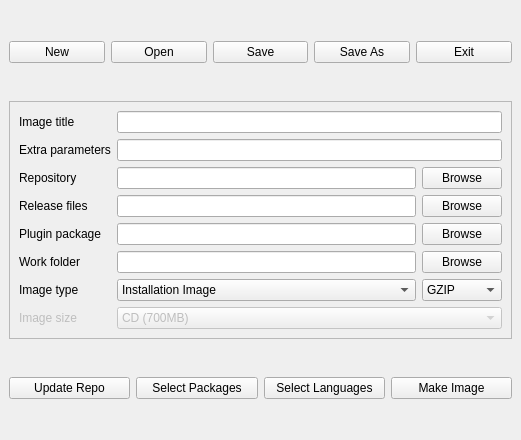
The window that kde/pardusman/gui/ui/main.ui (pars-linux/uludag) describes before a commit, drawn with Qt 5.
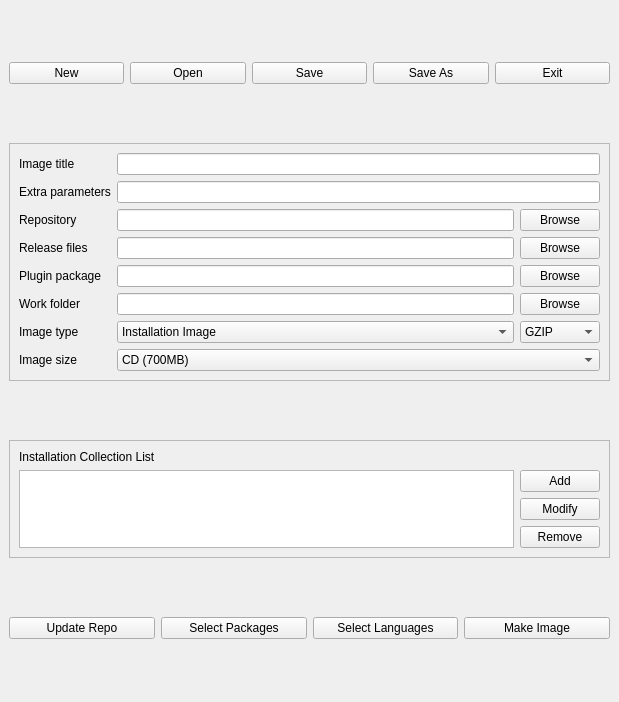
The same window after the commit. Icons and pictures are not drawn.

Commit message: Added collection frame

```diff
--- a/kde/pardusman/gui/ui/main.ui
+++ b/kde/pardusman/gui/ui/main.ui
@@ -6,8 +6,8 @@
    <rect>
     <x>0</x>
     <y>0</y>
-    <width>521</width>
-    <height>440</height>
+    <width>619</width>
+    <height>702</height>
    </rect>
   </property>
   <property name="windowTitle">
@@ -18,7 +18,7 @@
     <normaloff>:/raw/pics/pardusman.png</normaloff>:/raw/pics/pardusman.png</iconset>
   </property>
   <widget class="QWidget" name="centralwidget">
-   <layout class="QGridLayout" name="gridLayout_3">
+   <layout class="QGridLayout" name="gridLayout_5">
     <item row="0" column="0">
      <layout class="QHBoxLayout" name="horizontalLayout">
       <item>
@@ -204,10 +204,24 @@
            </item>
           </widget>
          </item>
+         <item row="6" column="2">
+          <widget class="QComboBox" name="comboCompression">
+           <item>
+            <property name="text">
+             <string>GZIP</string>
+            </property>
+           </item>
+           <item>
+            <property name="text">
+             <string>LZMA</string>
+            </property>
+           </item>
+          </widget>
+         </item>
          <item row="7" column="0">
           <widget class="QLabel" name="label_8">
            <property name="enabled">
-            <bool>false</bool>
+            <bool>true</bool>
            </property>
            <property name="text">
             <string>Image size</string>
@@ -217,7 +231,7 @@
          <item row="7" column="1" colspan="2">
           <widget class="QComboBox" name="comboSize">
            <property name="enabled">
-            <bool>false</bool>
+            <bool>true</bool>
            </property>
            <item>
             <property name="text">
@@ -241,26 +255,66 @@
            </item>
           </widget>
          </item>
-         <item row="6" column="2">
-          <widget class="QComboBox" name="comboCompression">
-           <item>
-            <property name="text">
-             <string>GZIP</string>
-            </property>
-           </item>
-           <item>
-            <property name="text">
-             <string>LZMA</string>
-            </property>
-           </item>
-          </widget>
-         </item>
         </layout>
        </item>
       </layout>
      </widget>
     </item>
     <item row="2" column="0">
+     <widget class="QFrame" name="collectionFrame">
+      <property name="sizePolicy">
+       <sizepolicy hsizetype="Preferred" vsizetype="Fixed">
+        <horstretch>0</horstretch>
+        <verstretch>0</verstretch>
+       </sizepolicy>
+      </property>
+      <property name="frameShape">
+       <enum>QFrame::StyledPanel</enum>
+      </property>
+      <property name="frameShadow">
+       <enum>QFrame::Raised</enum>
+      </property>
+      <layout class="QGridLayout" name="gridLayout_4">
+       <item row="0" column="0">
+        <layout class="QGridLayout" name="gridLayout_3">
+         <item row="1" column="0" rowspan="3">
+          <widget class="QListWidget" name="listPackageCollection"/>
+         </item>
+         <item row="1" column="1">
+          <widget class="QPushButton" name="pushAddCollection">
+           <property name="text">
+            <string>Add</string>
+           </property>
+          </widget>
+         </item>
+         <item row="3" column="1">
+          <widget class="QPushButton" name="pushRemoveCollection">
+           <property name="text">
+            <string>Remove</string>
+           </property>
+          </widget>
+         </item>
+         <item row="2" column="1">
+          <widget class="QPushButton" name="pushModifyCollection">
+           <property name="text">
+            <string>Modify</string>
+           </property>
+          </widget>
+         </item>
+         <item row="0" column="0">
+          <widget class="QLabel" name="label_9">
+           <property name="text">
+            <string>Installation Collection List</string>
+           </property>
+          </widget>
+         </item>
+        </layout>
+       </item>
+      </layout>
+      <zorder></zorder>
+     </widget>
+    </item>
+    <item row="3" column="0">
      <layout class="QHBoxLayout" name="horizontalLayout_2">
       <item>
        <widget class="QPushButton" name="pushUpdateRepo">
@@ -271,6 +325,9 @@
       </item>
       <item>
        <widget class="QPushButton" name="pushSelectPackages">
+        <property name="enabled">
+         <bool>true</bool>
+        </property>
         <property name="text">
          <string>Select Packages</string>
         </property>
@@ -292,7 +349,7 @@
       </item>
      </layout>
     </item>
-    <item row="3" column="0">
+    <item row="4" column="0">
      <layout class="QVBoxLayout" name="terminalLayout"/>
     </item>
    </layout>
@@ -302,7 +359,7 @@
     <rect>
      <x>0</x>
      <y>0</y>
-     <width>521</width>
+     <width>619</width>
      <height>22</height>
     </rect>
    </property>
```
